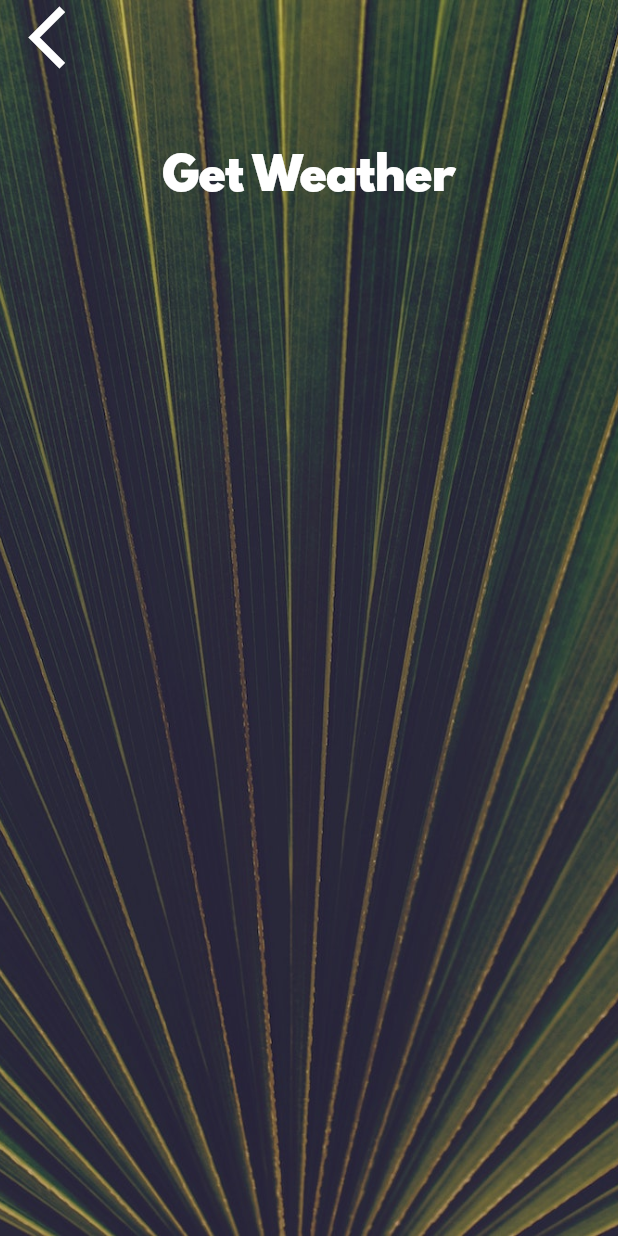
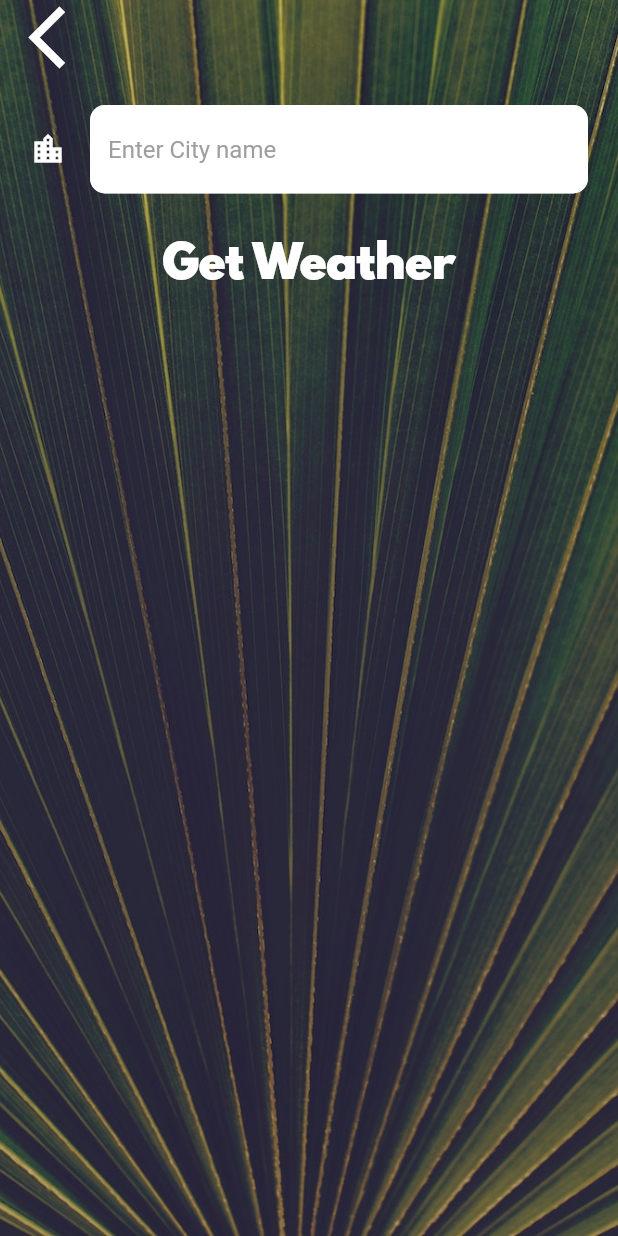
Before and after one commit to Ian-Phelon/ianp-clima, a Flutter app: the CityScreen screen opened directly, on a phone screen of 412 x 824 dp. Run offline on Flutter 3.47's test engine with Material 2 defaults, Android fonts, the phone set to English and light mode, and no system bars; our stand-ins replace flutter_spinkit, geolocator; network calls fail.

Commit message:
end of lesson

```diff
--- a/lib/main.dart
+++ b/lib/main.dart
@@ -1,6 +1,5 @@
 import 'package:flutter/material.dart';
 import 'package:clima/screens/loading_screen.dart';
-import 'package:geolocator/geolocator.dart';
 
 void main() => runApp(MyApp());
 
--- a/lib/screens/city_screen.dart
+++ b/lib/screens/city_screen.dart
@@ -7,6 +7,7 @@ class CityScreen extends StatefulWidget {
 }
 
 class _CityScreenState extends State<CityScreen> {
+  String cityName;
   @override
   Widget build(BuildContext context) {
     return Scaffold(
@@ -24,7 +25,9 @@ class _CityScreenState extends State<CityScreen> {
               Align(
                 alignment: Alignment.topLeft,
                 child: FlatButton(
-                  onPressed: () {},
+                  onPressed: () {
+                    Navigator.pop(context);
+                  },
                   child: Icon(
                     Icons.arrow_back_ios,
                     size: 50.0,
@@ -33,10 +36,20 @@ class _CityScreenState extends State<CityScreen> {
               ),
               Container(
                 padding: EdgeInsets.all(20.0),
-                child: null,
+                child: TextField(
+                  style: TextStyle(
+                    color: Colors.black,
+                  ),
+                  decoration: kTextFieldInputDecoration,
+                  onChanged: (value) {
+                    cityName = value;
+                  },
+                ),
               ),
               FlatButton(
-                onPressed: () {},
+                onPressed: () {
+                  Navigator.pop(context, cityName);
+                },
                 child: Text(
                   'Get Weather',
                   style: kButtonTextStyle,
--- a/lib/utilities/constants.dart
+++ b/lib/utilities/constants.dart
@@ -18,3 +18,19 @@ const kButtonTextStyle = TextStyle(
 const kConditionTextStyle = TextStyle(
   fontSize: 100.0,
 );
+
+const kTextFieldInputDecoration = InputDecoration(
+  filled: true,
+  fillColor: Colors.white,
+  icon: Icon(
+    Icons.location_city,
+    color: Colors.white,
+  ),
+  hintText: 'Enter City name',
+  hintStyle: TextStyle(
+    color: Colors.grey,
+  ),
+  border: OutlineInputBorder(
+    borderRadius: BorderRadius.all(Radius.circular(10.0)),
+  ),
+);
--- a/pubspec.yaml
+++ b/pubspec.yaml
@@ -12,6 +12,9 @@ dependencies:
 
   cupertino_icons: ^0.1.2
   geolocator: ^5.3.2+2
+  http: ^0.12.2
+  flutter_spinkit: ^4.1.2+1
+
 
 dev_dependencies:
   flutter_test:
```
Also changed, not shown: lib/screens/loading_screen.dart (+22 -13 lines), lib/screens/location_screen.dart (+60 -7 lines), lib/services/location.dart (+20 -0 lines), lib/services/networking.dart (+18 -0 lines), lib/services/weather.dart (+28 -3 lines), pubspec.lock, 1 other file.
